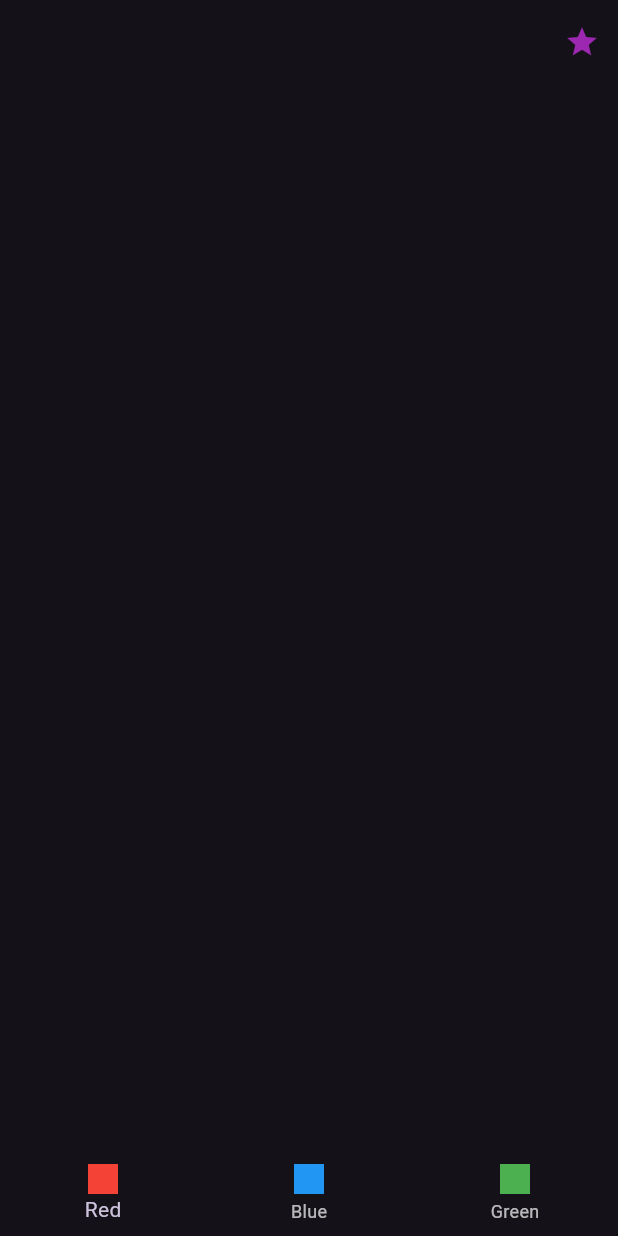
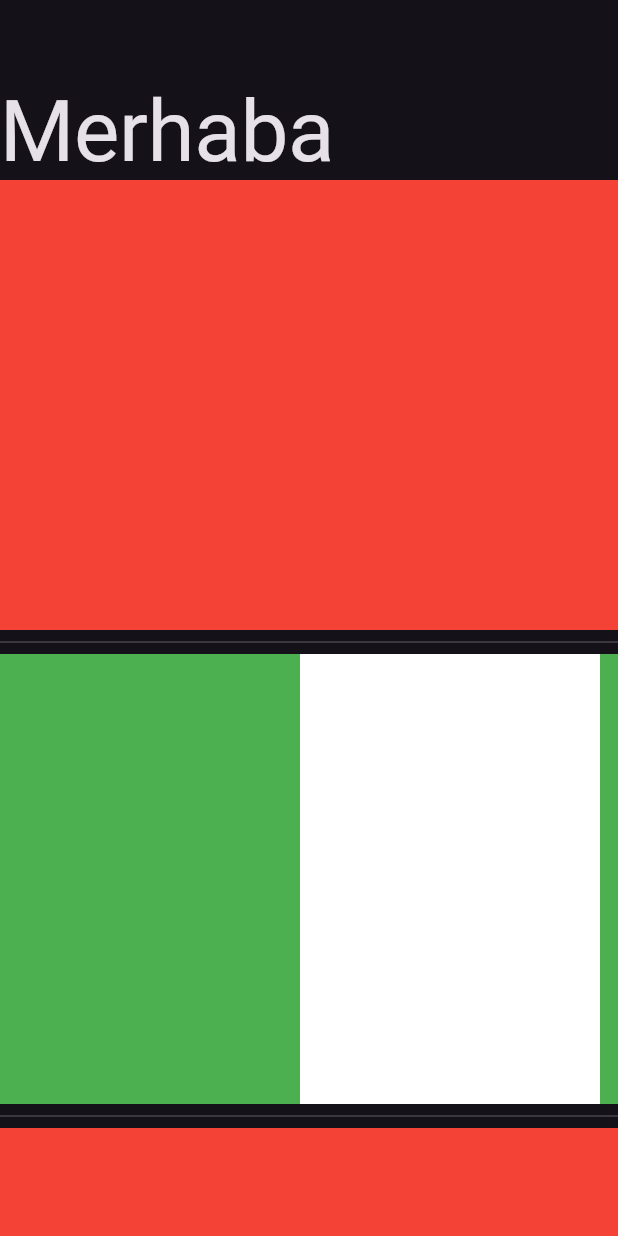
Before and after one commit to SertacN/flutter_learn, a Flutter app: the screen it shows after launch, on a phone screen of 412 x 824 dp. Run offline on Flutter 3.47's test engine with Material 3 defaults, Android fonts, the phone set to English and light mode, and no system bars.

Commit message:
list view learn

```diff
--- /dev/null
+++ b/flutter_learn/lib/100/list_view_learn.dart
@@ -0,0 +1,37 @@
+import 'package:flutter/material.dart';
+
+class ListViewLearn extends StatefulWidget {
+  const ListViewLearn({super.key});
+
+  @override
+  State<ListViewLearn> createState() => _ListViewLearnState();
+}
+
+class _ListViewLearnState extends State<ListViewLearn> {
+  @override
+  Widget build(BuildContext context) {
+    return Scaffold(
+      appBar: AppBar(),
+      body: ListView(padding: EdgeInsets.zero, children: [
+        Text('Merhaba', style: Theme.of(context).textTheme.displayLarge),
+        Container(color: Colors.red, height: 300),
+        const Divider(),
+        SizedBox(
+          height: 300,
+          child: ListView(
+            scrollDirection: Axis.horizontal,
+            children: [
+              Container(color: Colors.green, width: 200),
+              Container(color: Colors.white, width: 200),
+              Container(color: Colors.green, width: 200),
+              Container(color: Colors.white, width: 200),
+            ],
+          ),
+        ),
+        const Divider(),
+        Container(color: Colors.red, height: 300),
+        IconButton(onPressed: () {}, icon: const Icon(Icons.clear)),
+      ]),
+    );
+  }
+}
--- a/flutter_learn/lib/main.dart
+++ b/flutter_learn/lib/main.dart
@@ -1,6 +1,6 @@
 import 'package:flutter/material.dart';
 import 'package:flutter/services.dart';
-import 'package:flutter_learn/demos/color_life_cycle.dart';
+import 'package:flutter_learn/100/list_view_learn.dart';
 
 void main() {
   runApp(const MyApp());
@@ -34,7 +34,7 @@ class MyApp extends StatelessWidget {
             elevation: 0,
             systemOverlayStyle: SystemUiOverlayStyle.light,
           )),
-      home: const ColorLifecycle(),
+      home: const ListViewLearn(),
     );
   }
 }
```
Also changed, not shown: 1 other file.
